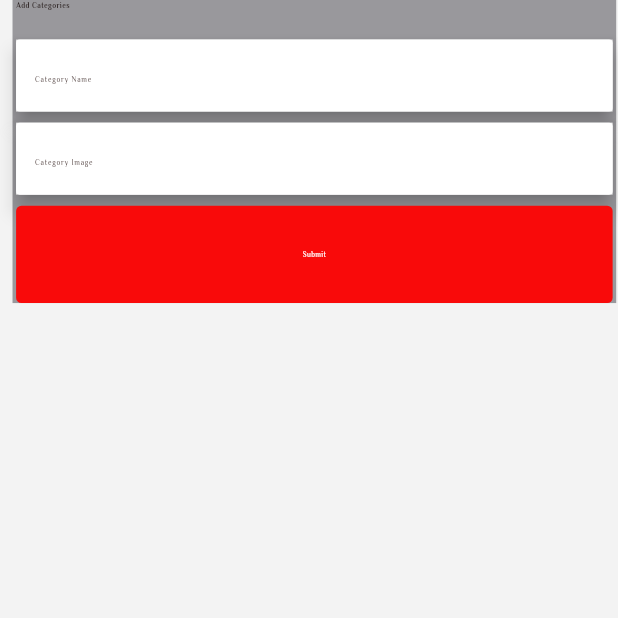
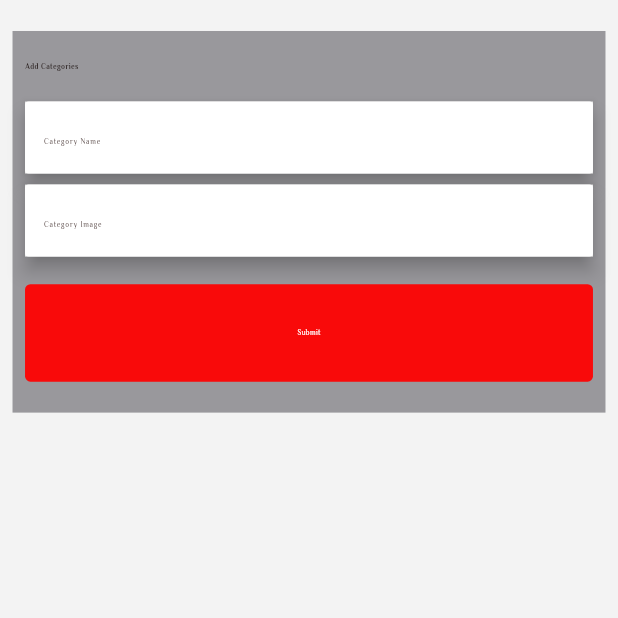
Before and after one commit to Hisham-Elyas/tv_channel_dashboard, a Flutter app: the AddCategoryScreen screen opened directly, on a phone screen of 412 x 824 dp, the top half of it. Run offline on Flutter 3.47's test engine with Material 3 defaults, Android fonts, the phone set to English and light mode, and no system bars; our stand-ins replace flutter_screenutil, get.

Commit message:
first commit

```diff
--- a/lib/Categories/add_category_screen.dart
+++ b/lib/Categories/add_category_screen.dart
@@ -23,10 +23,11 @@ class AddCategoryScreen extends StatelessWidget {
                 isShowBackButton: true,
               ),
             Padding(
-              padding: EdgeInsets.only(left: 35.w, right: 5.w), //47* - 28*
+              padding: EdgeInsets.symmetric(
+                  horizontal: 35.w, vertical: 28.h), //47* - 28*
               child: Container(
                 width: double.maxFinite,
-                padding: EdgeInsets.symmetric(horizontal: 10.w),
+                padding: EdgeInsets.symmetric(horizontal: 35.w, vertical: 28.h),
                 color: AppColor.mainGrey,
                 child: Column(
                   crossAxisAlignment: CrossAxisAlignment.start,
@@ -45,7 +46,7 @@ class AddCategoryScreen extends StatelessWidget {
                     const CustomTextFormField(
                       hintText: "Category Image",
                     ),
-                    SizedBox(height: 10.h),
+                    SizedBox(height: 25.h),
                     CustomButtom(
                         height: 88.h,
                         color: AppColor.mainColor,
```
